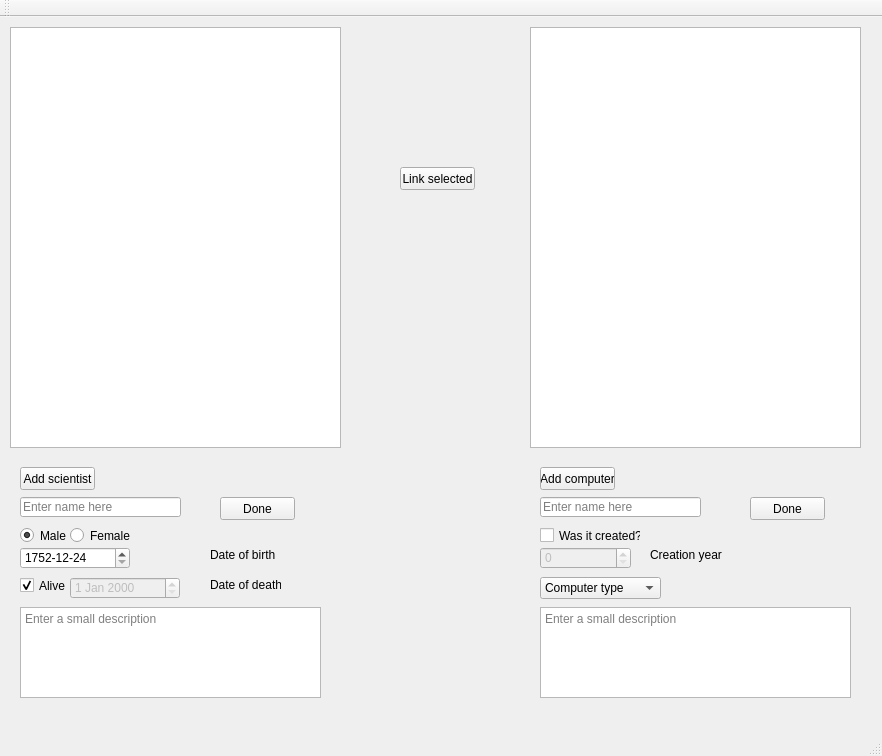
This is threeWeek/verklegtSkil3/mainwindow.ui in Sigurdurhelga/verkefni_threeWeek as Qt 5 draws it before an edit. The edited form follows.
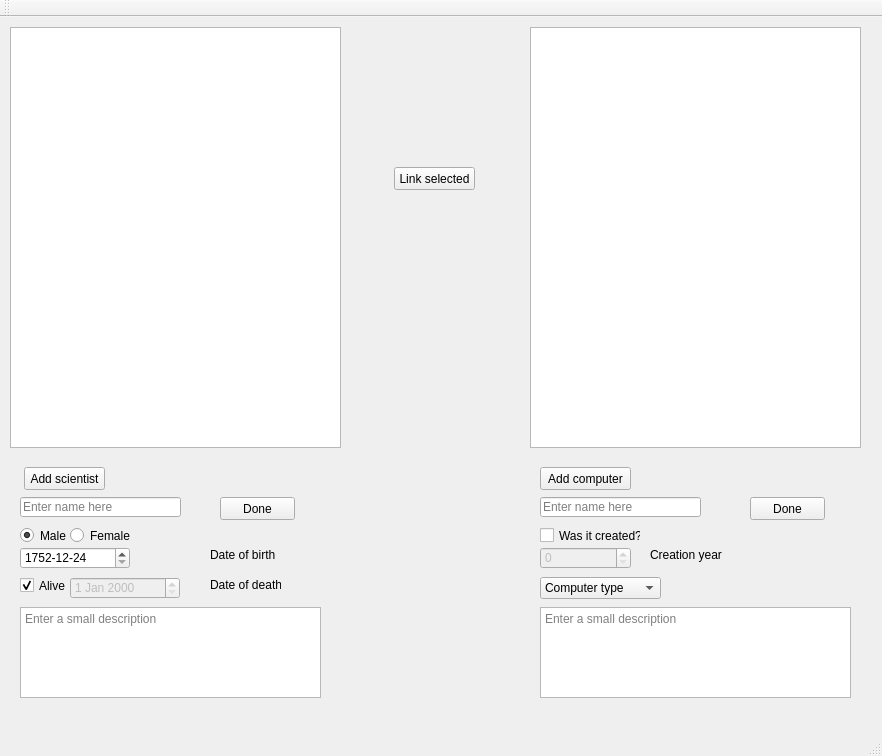
This is the edited form.

What changed in the file:
```diff
--- a/threeWeek/verklegtSkil3/mainwindow.ui
+++ b/threeWeek/verklegtSkil3/mainwindow.ui
@@ -37,9 +37,9 @@
    <widget class="QPushButton" name="linkButton">
     <property name="geometry">
      <rect>
-      <x>400</x>
+      <x>394</x>
       <y>150</y>
-      <width>75</width>
+      <width>81</width>
       <height>23</height>
      </rect>
     </property>
@@ -50,9 +50,9 @@
    <widget class="QPushButton" name="addSciButton">
     <property name="geometry">
      <rect>
-      <x>20</x>
+      <x>24</x>
       <y>450</y>
-      <width>75</width>
+      <width>81</width>
       <height>23</height>
      </rect>
     </property>
@@ -236,7 +236,7 @@
      <rect>
       <x>540</x>
       <y>450</y>
-      <width>75</width>
+      <width>91</width>
       <height>23</height>
      </rect>
     </property>
```
Left out of the diff: 2 changed lines with no effect on the pictures.
